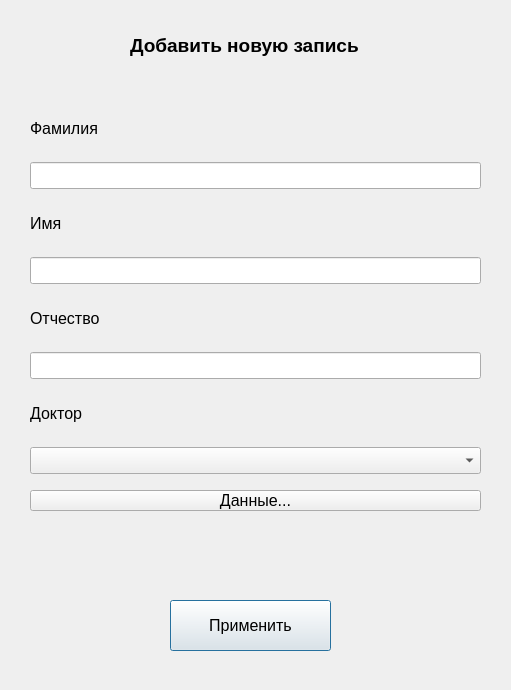
This is UI/patientEditWin.ui in Vittallya/MlApp as Qt 5 draws it before an edit. The edited form follows.
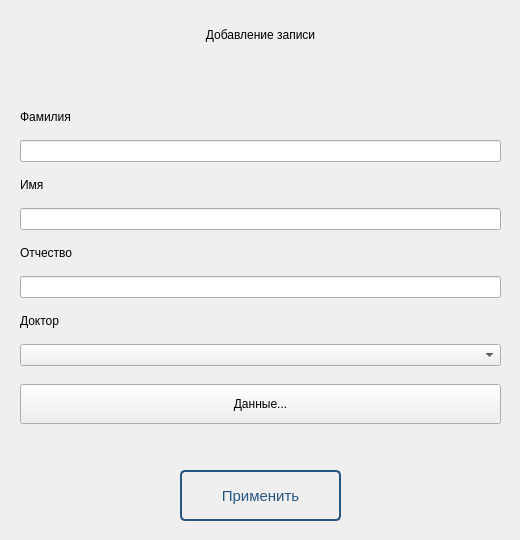
This is the edited form.

What changed in the file:
```diff
--- a/UI/patientEditWin.ui
+++ b/UI/patientEditWin.ui
@@ -6,25 +6,52 @@
    <rect>
     <x>0</x>
     <y>0</y>
-    <width>511</width>
-    <height>690</height>
+    <width>520</width>
+    <height>540</height>
    </rect>
   </property>
+  <property name="minimumSize">
+   <size>
+    <width>520</width>
+    <height>540</height>
+   </size>
+  </property>
+  <property name="maximumSize">
+   <size>
+    <width>520</width>
+    <height>540</height>
+   </size>
+  </property>
   <property name="windowTitle">
    <string>Dialog</string>
   </property>
   <property name="styleSheet">
-   <string notr="true">font-size: 12pt;</string>
+   <string notr="true">font: 10pt &quot;Trebuchet MS&quot;;</string>
   </property>
   <widget class="QPushButton" name="btAccept">
    <property name="geometry">
     <rect>
-     <x>170</x>
-     <y>600</y>
+     <x>180</x>
+     <y>470</y>
      <width>161</width>
      <height>51</height>
     </rect>
    </property>
+   <property name="styleSheet">
+    <string notr="true">QPushButton{
+	border-radius: 5px;
+	font-size: 11pt;
+	background-color: transparent;
+	border: 2px solid rgb(38, 86, 131);
+	transition: all 1s ease-out;
+	color: rgb(38, 86, 131);
+}
+QPushButton:hover{
+background-color: rgb(38, 86, 131);
+color: white;
+}
+</string>
+   </property>
    <property name="text">
     <string>Применить</string>
    </property>
@@ -32,30 +59,37 @@
   <widget class="QLabel" name="label_5">
    <property name="geometry">
     <rect>
-     <x>130</x>
-     <y>20</y>
-     <width>439</width>
+     <x>120</x>
+     <y>10</y>
+     <width>281</width>
      <height>51</height>
     </rect>
    </property>
+   <property name="styleSheet">
+    <string notr="true">font: 16pt &quot;Century Gothic&quot;;</string>
+   </property>
    <property name="text">
-    <string>&lt;html&gt;&lt;head/&gt;&lt;body&gt;&lt;p&gt;&lt;span style=&quot; font-size:14pt; font-weight:700;&quot;&gt;Добавить новую запись&lt;/span&gt;&lt;/p&gt;&lt;/body&gt;&lt;/html&gt;</string>
+    <string>&lt;html&gt;&lt;head/&gt;&lt;body&gt;&lt;p align=&quot;center&quot;&gt;Добавление записи&lt;/p&gt;&lt;/body&gt;&lt;/html&gt;</string>
    </property>
   </widget>
   <widget class="QWidget" name="">
    <property name="geometry">
     <rect>
-     <x>30</x>
+     <x>20</x>
      <y>100</y>
-     <width>451</width>
-     <height>411</height>
+     <width>481</width>
+     <height>331</height>
     </rect>
    </property>
-   <layout class="QVBoxLayout" name="verticalLayout_2">
-    <item>
      <layout class="QVBoxLayout" name="verticalLayout">
       <item>
        <widget class="QLabel" name="label">
+      <property name="maximumSize">
+       <size>
+        <width>16777215</width>
+        <height>30</height>
+       </size>
+      </property>
         <property name="text">
          <string>Фамилия</string>
         </property>
@@ -70,6 +104,12 @@
       </item>
       <item>
        <widget class="QLabel" name="label_2">
+      <property name="maximumSize">
+       <size>
+        <width>16777215</width>
+        <height>30</height>
+       </size>
+      </property>
         <property name="text">
          <string>Имя</string>
         </property>
@@ -84,6 +124,12 @@
       </item>
       <item>
        <widget class="QLabel" name="label_3">
+      <property name="maximumSize">
+       <size>
+        <width>16777215</width>
+        <height>30</height>
+       </size>
+      </property>
         <property name="text">
          <string>Отчество</string>
         </property>
@@ -98,6 +144,12 @@
       </item>
       <item>
        <widget class="QLabel" name="label_4">
+      <property name="maximumSize">
+       <size>
+        <width>16777215</width>
+        <height>30</height>
+       </size>
+      </property>
         <property name="text">
          <string>Доктор</string>
         </property>
@@ -106,10 +158,14 @@
       <item>
        <widget class="QComboBox" name="cmDoctors"/>
       </item>
-     </layout>
-    </item>
     <item>
      <widget class="QPushButton" name="btSwitchToData">
+      <property name="minimumSize">
+       <size>
+        <width>0</width>
+        <height>50</height>
+       </size>
+      </property>
       <property name="styleSheet">
        <string notr="true">margin-top: 10px;
 </string>
```
Lines whose indentation alone changed are shown as unchanged.
